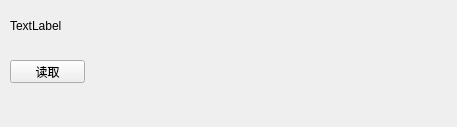
Qt form bbqshop/DetourInjection/detourinjection.ui (qinan2014/bbqshop) before a commit.
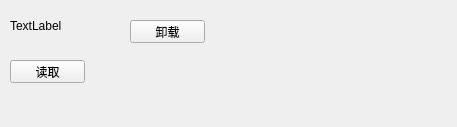
The same form after that commit.

Commit message: DLL的卸载

Patch:
```diff
--- a/bbqshop/DetourInjection/detourinjection.ui
+++ b/bbqshop/DetourInjection/detourinjection.ui
@@ -39,6 +39,19 @@
     <string>读取</string>
    </property>
   </widget>
+  <widget class="QPushButton" name="pbtUnload">
+   <property name="geometry">
+    <rect>
+     <x>130</x>
+     <y>20</y>
+     <width>75</width>
+     <height>23</height>
+    </rect>
+   </property>
+   <property name="text">
+    <string>卸载</string>
+   </property>
+  </widget>
  </widget>
  <layoutdefault spacing="6" margin="11"/>
  <resources>
```
The commit also changes 5 other files.
